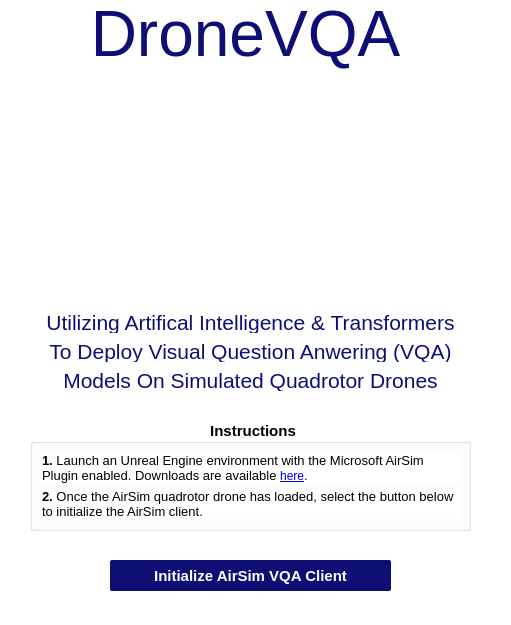
Before: the Qt Designer form Application/LaunchScreen.ui in jenniferolenchak/DroneVQA, drawn with Qt 5.
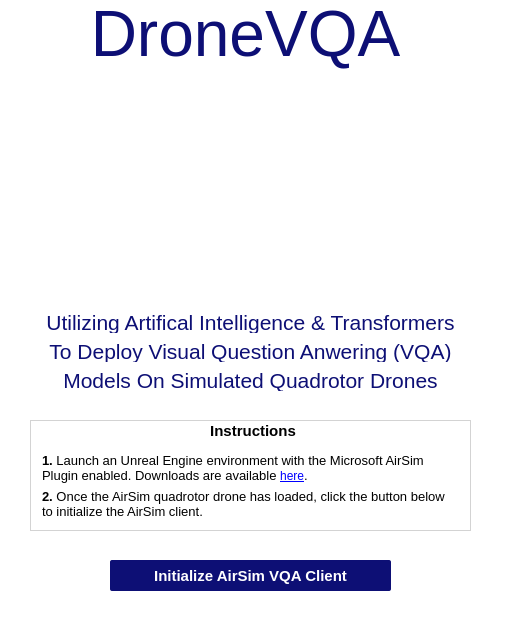
After: the same form once the commit is applied. Icons and pictures are not drawn.

Commit message: add error checking logic to init airsim

```diff
--- a/Application/LaunchScreen.ui
+++ b/Application/LaunchScreen.ui
@@ -94,8 +94,13 @@
     </font>
    </property>
    <property name="styleSheet">
-    <string notr="true">background: white;
-color: black;</string>
+    <string notr="true">* {
+background: white;
+color: black;
+}
+QGroupBox {
+border: 1px solid lightgrey;
+}</string>
    </property>
    <property name="title">
     <string>Instructions</string>
@@ -133,7 +138,7 @@
        </font>
       </property>
       <property name="text">
-       <string>&lt;html&gt;&lt;head/&gt;&lt;body&gt;&lt;p&gt;&lt;span style=&quot; font-size:10pt; font-weight:700;&quot;&gt;2.&lt;/span&gt;&lt;span style=&quot; font-size:10pt;&quot;&gt; Once the AirSim quadrotor drone has loaded, select the button below to initialize the AirSim client.&lt;/span&gt;&lt;/p&gt;&lt;/body&gt;&lt;/html&gt;</string>
+       <string>&lt;html&gt;&lt;head/&gt;&lt;body&gt;&lt;p&gt;&lt;span style=&quot; font-size:10pt; font-weight:700;&quot;&gt;2.&lt;/span&gt;&lt;span style=&quot; font-size:10pt;&quot;&gt; Once the AirSim quadrotor drone has loaded, click the button below to initialize the AirSim client.&lt;/span&gt;&lt;/p&gt;&lt;/body&gt;&lt;/html&gt;</string>
       </property>
       <property name="alignment">
        <set>Qt::AlignLeading|Qt::AlignLeft|Qt::AlignVCenter</set>
```
Left out of the diff: 3 changed lines with no effect on the pictures. The commit also changes 1 other file.
